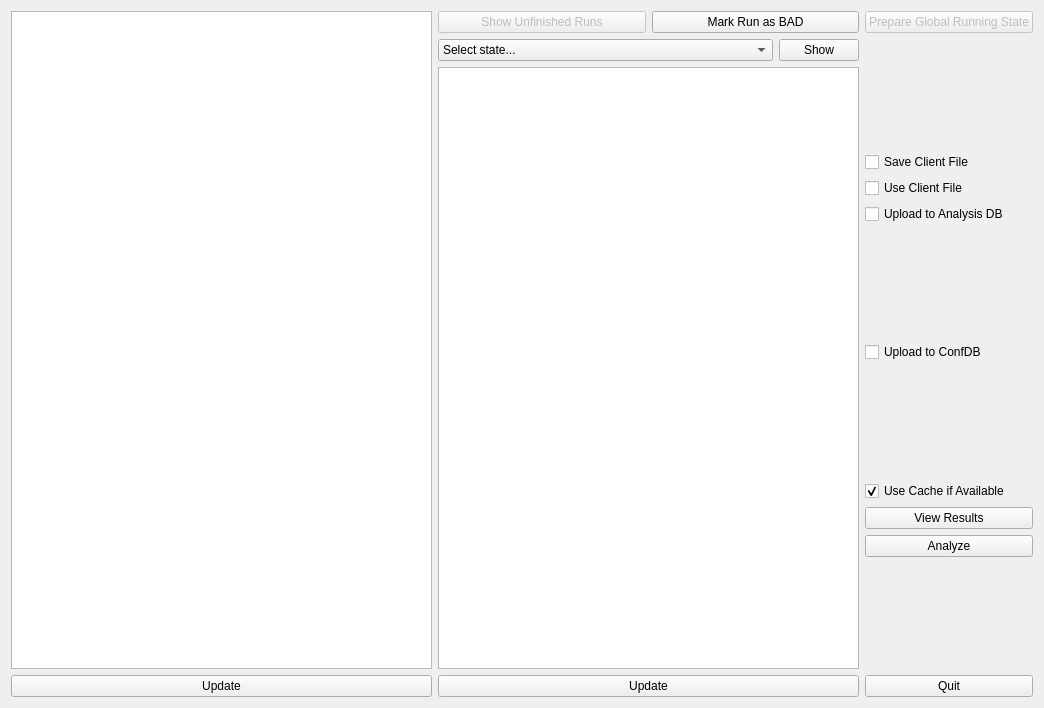
Before: the Qt Designer form uifiles/frmstartup.ui in trackerpro/TkCommissioner, drawn with Qt 5.
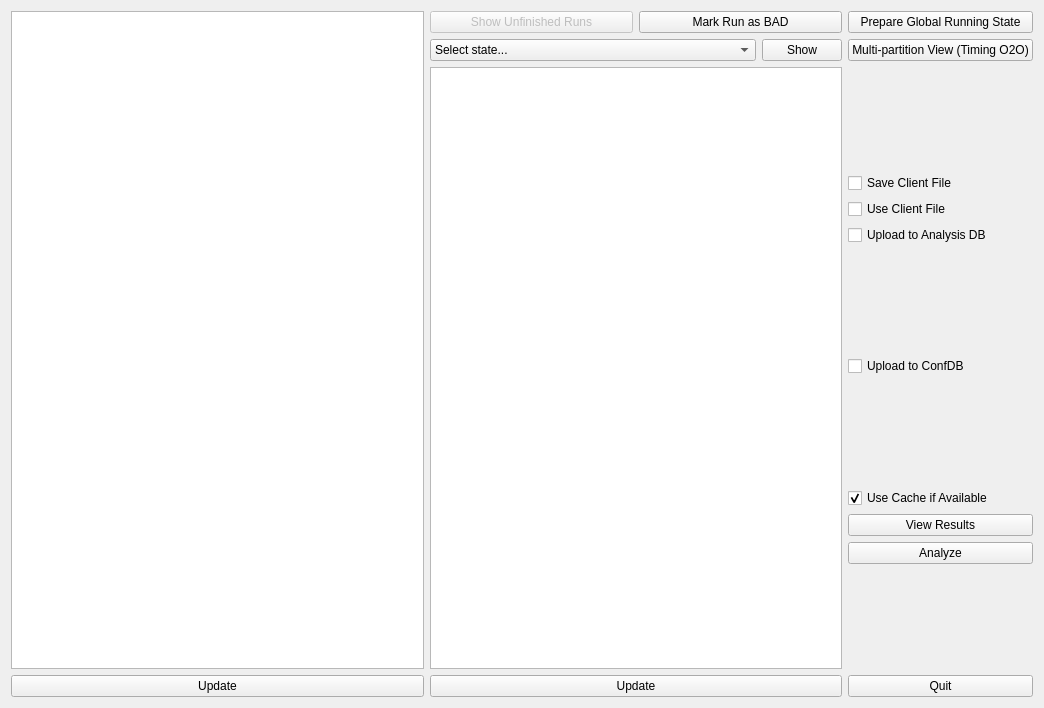
After: the same form once the commit is applied. Custom widgets are drawn as their Qt base class.

Commit message: Updates including multi-partition view, selective upload and timing O2O GUI, and O2O GUI

What changed in the file:
```diff
--- a/uifiles/frmstartup.ui
+++ b/uifiles/frmstartup.ui
@@ -132,13 +132,20 @@
        <item>
         <widget class="QPushButton" name="btnPrepareGlobal">
          <property name="enabled">
-          <bool>false</bool>
+          <bool>true</bool>
          </property>
          <property name="text">
           <string>Prepare Global Running State</string>
          </property>
         </widget>
        </item>
+       <item>
+        <widget class="QPushButton" name="btnTimingO2O">
+         <property name="text">
+          <string>Multi-partition View (Timing O2O)</string>
+         </property>
+        </widget>
+       </item>
        <item>
         <spacer name="verticalSpacer_5">
          <property name="orientation">
```
The commit also changes 36 other files.
